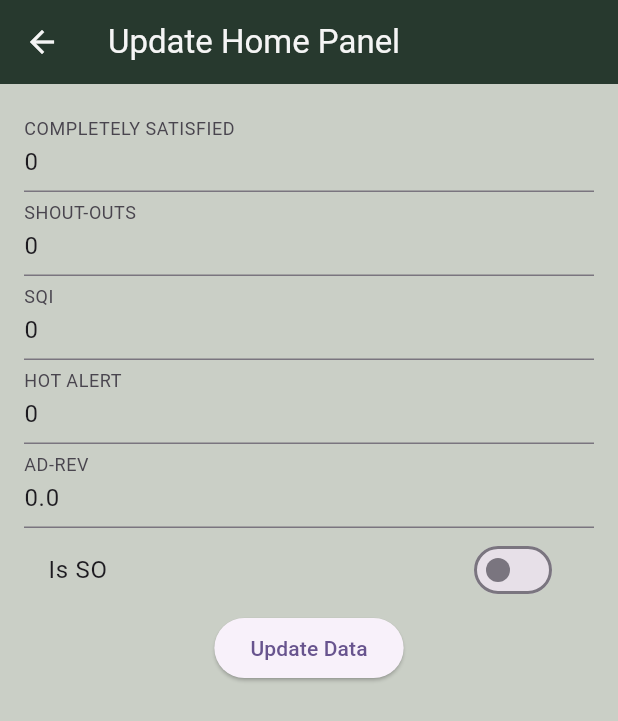
After one commit to blacknight9/ToDo, a Flutter app: the UpdateHomePanelPage screen opened directly, after a tap on "Update Data", on a phone screen of 412 x 824 dp. The commit adds this screen. Shown: the top 721 px of the screen. Run offline on Flutter 3.47's test engine with Material 3 defaults, Android fonts, the phone set to English and light mode, and no system bars; our stand-ins replace calendar_view, cloud_firestore, firebase_core, get, syncfusion_flutter_calendar; accounts and stored records are empty.

Commit message:
working on ui and home panel

```diff
--- a/lib/constants/appConstants.dart
+++ b/lib/constants/appConstants.dart
@@ -23,7 +23,7 @@ String? getRandomId(int? length) {
   var values = List<int>.generate(length!, (index) => random.nextInt(255));
   return base64UrlEncode(values);
 }
-final format = intl.DateFormat.yMMMd();
+final format = intl.DateFormat.yMMMMEEEEd();
 final format2 = intl.DateFormat.jm();
 
 bool isRTL(String text) {
--- a/lib/controllers/HomeController.dart
+++ b/lib/controllers/HomeController.dart
@@ -1,19 +1,96 @@
+import 'dart:developer';
+
 import 'package:cloud_firestore/cloud_firestore.dart';
 import 'package:ent5m/constants/appConstants.dart';
 import 'package:ent5m/models/HomePanelModel.dart';
+import 'package:ent5m/services/firebase_services.dart';
+import 'package:flutter/cupertino.dart';
 import 'package:get/get.dart';
 
 class HomeController extends GetxController {
   var title = ''.obs;
   var message = ''.obs;
   var isPinned = false.obs;
+  RxInt so = 0.obs;
+  RxInt cs = 0.obs;
+  RxDouble addRev = 0.0.obs;
+  RxInt hotAlert = 0.obs;
+  RxInt sqi = 0.obs;
+  RxBool isSo = false.obs;
+  final TextEditingController soController = TextEditingController();
+  final TextEditingController csController = TextEditingController();
+  final TextEditingController addRevController = TextEditingController();
+  final TextEditingController hotAlertController = TextEditingController();
+  final TextEditingController sqiController = TextEditingController();
+
+ late Stream<QuerySnapshot>pinnedStream;
+ late Stream<QuerySnapshot>notesStream;
+
+
+
+  @override
+  onInit() {
+    super.onInit();
+    getHomePanelData();
+    pinnedStream = FirebaseFirestore.instance
+        .collection('notes')
+        .orderBy('timeStamp', descending: true)
+        .limit(1)
+        .snapshots();
+    notesStream = FirebaseFirestore.instance
+        .collection('notes')
+        .orderBy('timeStamp', descending: true)
+        .snapshots();
+
+  }
+
+  Future<void> updateHomePanelData() async {
+    try {
+      await FirebaseFirestore.instance.collection('homePanel').doc('homePanel').update({
+        'so': int.parse(soController.text),
+        'cs': int.parse(csController.text),
+        'addRev': double.parse(addRevController.text),
+        'hotAlert': int.parse(hotAlertController.text),
+        'sqi': int.parse(sqiController.text),
+
+      });
+      // Get.snackbar('Success', 'Data updated successfully');
+    } catch (e) {
+      // Get.snackbar('Error', 'Failed to update data');
+      print(e);
+    }
+  }
+
+  void getHomePanelData() {
+    CollectionRef.path(path: 'homePanel').doc('homePanel').snapshots().listen((event) {
+      var data = event.data() as Map<String, dynamic>;
+      cs.value = data['cs'];
+      addRev.value = data['addRev'];
+      sqi.value = data['sqi'];
+      so.value = data['so'];
+      hotAlert.value = data['hotAlert'];
+      isSo.value = data['isSo'];
+    });
+  }
 
 
 
   Future<void> addNote() async {
     try {
-      CollectionReference notes =
-          FirebaseFirestore.instance.collection('homePanel');
+      CollectionReference notes = FirebaseFirestore.instance.collection('notes');
+
+      // If the new note is pinned, unpin all other notes first
+      if (isPinned.value == true) {
+        // Get all pinned notes
+        QuerySnapshot querySnapshot = await notes.where('isPinned', isEqualTo: true).get();
+
+        // Iterate and update each pinned note to be unpinned
+        for (var doc in querySnapshot.docs) {
+          await notes.doc(doc.id).update({'isPinned': false});
+        }
+      }
+
+      // Add the new note
       await notes.add(HomePanelModel(
           title: title.value,
           message: message.value,
@@ -23,6 +100,7 @@ class HomeController extends GetxController {
           type: 'note',
           userName: 'userName')
           .toJson());
+
       // Reset fields after saving
       title.value = '';
       message.value = '';
@@ -31,4 +109,7 @@ class HomeController extends GetxController {
       print(e);
     }
   }
+
+
+
 }
--- /dev/null
+++ b/lib/views/Home/UpdateHomePanelPage.dart
@@ -0,0 +1,77 @@
+import 'package:flutter/material.dart';
+import 'package:get/get.dart';
+
+import '../../controllers/HomeController.dart';
+
+class UpdateHomePanelPage extends StatelessWidget {
+  final HomeController homeController = Get.find<HomeController>();
+
+
+
+  UpdateHomePanelPage({Key? key}) : super(key: key) {
+    // Initialize controllers with current values from HomeController
+    homeController.soController.text = homeController.so.value.toString();
+    homeController.csController.text = homeController.cs.value.toString();
+    homeController.addRevController.text = homeController.addRev.value.toString();
+    homeController.hotAlertController.text = homeController.hotAlert.value.toString();
+    homeController. sqiController.text = homeController.sqi.value.toString();
+  }
+
+  @override
+  Widget build(BuildContext context) {
+    return Scaffold(
+      appBar: AppBar(
+        title: Text('Update Home Panel'),
+      ),
+      body: Padding(
+        padding: EdgeInsets.all(16.0),
+        child: Column(
+          children: [
+            TextField(
+              controller: homeController.csController,
+              decoration: const InputDecoration(labelText: 'COMPLETELY SATISFIED'),
+              keyboardType: TextInputType.number,
+            ),
+            TextField(
+              controller: homeController.soController,
+              decoration: const InputDecoration(labelText: 'SHOUT-OUTS'),
+              keyboardType: TextInputType.number,
+            ),
+            TextField(
+              controller: homeController.sqiController,
+              decoration: const InputDecoration(labelText: 'SQI'),
+              keyboardType: TextInputType.number,
+            ),
+            TextField(
+              controller: homeController.hotAlertController,
+              decoration: const InputDecoration(labelText: 'HOT ALERT'),
+              keyboardType: TextInputType.number,
+            ),
+            TextField(
+              controller: homeController.addRevController,
+              decoration: const InputDecoration(labelText: 'AD-REV'),
+              keyboardType: TextInputType.number,
+            ),
+            // ... Other text fields with their respective controllers ...
+            SwitchListTile(
+              title: Text('Is SO'),
+              value: homeController.isSo.value,
+              onChanged: (bool value) => homeController.isSo.value = value,
+            ),
+            ElevatedButton(
+              onPressed: () {
+                // Update the HomeController values
+                homeController.so.value = int.tryParse(homeController.soController.text) ?? 0;
+                // ... Update other HomeController values similarly ...
+
+                // Call the method to update Firestore
+                homeController.updateHomePanelData();
+              },
+              child: const Text('Update Data'),
+            ),
+          ],
+        ),
+      ),
+    );
+  }
+}
--- a/lib/views/NotesPage.dart
+++ b/lib/views/NotesPage.dart
@@ -1,85 +1,154 @@
+import 'package:cloud_firestore/cloud_firestore.dart';
+import 'package:flutter/material.dart';
+import 'package:get/get.dart';
+import 'package:ent5m/constants/appConstants.dart';
+import 'package:ent5m/controllers/HomeController.dart';
+import 'package:ent5m/models/HomePanelModel.dart';
+import 'package:ent5m/views/Home/AddNotePage.dart';
+import 'package:ent5m/views/ResponsiveMaxWidthContainer.dart';
+import 'package:ent5m/views/Widgets/MyExpansionTile.dart';
 
-import 'package:cloud_firestore/cloud_firestore.dart';
-import 'package:ent5m/constants/appConstants.dart';
-import 'package:ent5m/models/HomePanelModel.dart';
-import 'package:ent5m/views/ResponsiveMaxWidthContainer.dart';
-import 'package:flutter/material.dart';
-
-import '../../constants/Colors.dart';
+import '../constants/Colors.dart';
 
 class NotesPage extends StatelessWidget {
-
   const NotesPage({super.key});
 
   @override
   Widget build(BuildContext context) {
+    HomeController homeController = Get.put(HomeController());
 
-    return Scaffold(
-      appBar: AppBar(title: const Text('NOTES'),),
-      body: StreamBuilder<QuerySnapshot>(
+    return StreamBuilder<QuerySnapshot>(
       stream: FirebaseFirestore.instance
-              .collection('homePanel')
+          .collection('notes')
           .orderBy('timeStamp', descending: true)
           .snapshots(),
-
-          builder: (context,snapshot) {
-            if(snapshot.hasError) {
-              print(snapshot.error);
+      builder: (context, snapshot) {
+        if (snapshot.hasError) {
+          return Text('Error: ${snapshot.error}');
         }
-            if(snapshot.connectionState == ConnectionState.waiting) {
+        if (snapshot.connectionState == ConnectionState.waiting) {
           return const Text('');
         }
+        if (!snapshot.hasData || snapshot.data!.docs.isEmpty) {
+          return Column(
+            mainAxisAlignment: MainAxisAlignment.center,
+            children: [
+              IconButton(
+                onPressed: () {
+                  Get.bottomSheet(AddNotePage());
+                },
+                icon: const Icon(
+                  Icons.add_circle,
+                  size: 60,
+                ),
+                color: appBarColor,
+              ),
+              const SizedBox(height: 20),
+              const Text('Add note'),
+            ],
+          );
+        }
+
+        // Separate pinned and unpinned notes
+        List<DocumentSnapshot> pinnedNotes = [];
+        List<DocumentSnapshot> unpinnedNotes = [];
+        for (var doc in snapshot.data!.docs) {
+          if (doc['isPinned'] == true && pinnedNotes.isEmpty) {
+            pinnedNotes.add(doc);
+          } else {
+            unpinnedNotes.add(doc);
+          }
+        }
+
+        // Combine them with pinned notes first
+        List<DocumentSnapshot> combinedNotes = [...pinnedNotes, ...unpinnedNotes];
 
         return ResponsiveMaxWidthContainer(
           child: ListView.builder(
-                  itemCount: snapshot.data!.docs.length,
-                  itemBuilder: (context, index){
-                    var data = snapshot.data!.docs[index];
-                    print(data);
-
-                    HomePanelModel homePanelModel = HomePanelModel.fromJson(data.data() as Map<String,dynamic>);
-                    return Padding(
-                      padding: const EdgeInsets.all(1.0),
-                      child: Card(
-                        elevation: 0,
-                        shape: RoundedRectangleBorder(
-                          borderRadius: BorderRadius.circular(15),
-                        ),
-                        clipBehavior: Clip.antiAlias,
-                        margin: EdgeInsets.zero,
-
-                        child: ExpansionTile(
-                          tilePadding: const EdgeInsets.fromLTRB(5, 1, 5, 1),
-                          collapsedBackgroundColor: homePanelModel.type == 'note' ? myNoteTileColor : Colors.transparent,
-                          backgroundColor: myPrimaryAccent,
-                          // collapsedBackgroundColor: Colors.green.shade600,
-                          // collapsedIconColor: Colors.red,
-                          leading:  CircleAvatar(backgroundImage: NetworkImage(homePanelModel.dp),),
-                          shape: RoundedRectangleBorder(
-                            borderRadius: BorderRadius.circular(15),
-                          ),
-                          title: Row(
-                            children: [
-                              Text('${homePanelModel.userName}: ',style: const TextStyle(fontWeight: FontWeight.bold),),
-                              Text(homePanelModel.title ,overflow: TextOverflow.ellipsis,),
-                            ],
-                          ),
-                          subtitle: Text(format.format(homePanelModel.timeStamp)),
-                          children: [
-                            Padding(
-                              padding: const EdgeInsets.all(8.0),
-                              child: Text(homePanelModel.message),
-                            )
-                          ],
-                        ),
+            itemCount: combinedNotes.length,
+            itemBuilder: (context, index) {
+              var data = combinedNotes[index];
+              HomePanelModel homePanelModel = HomePanelModel.fromJson(data.data() as Map<String, dynamic>);
+              return MyExpansionTile(homePanelModel: homePanelModel);
+            },
           ),
         );
-
-                  }),
-            );
-
-          }
-      ),
+      },
     );
   }
 }
+
+
+// import 'package:cloud_firestore/cloud_firestore.dart';
+// import 'package:ent5m/constants/appConstants.dart';
+// import 'package:ent5m/controllers/HomeController.dart';
+// import 'package:ent5m/models/HomePanelModel.dart';
+// import 'package:ent5m/views/Home/AddNotePage.dart';
+// import 'package:ent5m/views/ResponsiveMaxWidthContainer.dart';
+// import 'package:ent5m/views/Widgets/MyExpansionTile.dart';
+// import 'package:flutter/material.dart';
+// import 'package:get/get.dart';
+//
+// import '../../constants/Colors.dart';
+//
+// class NotesPage extends StatelessWidget {
+//   const NotesPage({super.key});
+//
+//   @override
+//   Widget build(BuildContext context) {
+//     HomeController homeController = Get.put(HomeController());
+//
+//     return StreamBuilder<QuerySnapshot>(
+//         stream: FirebaseFirestore.instance
+//             .collection('notes')
+//             .orderBy('timeStamp', descending: true)
+//             .snapshots(),
+//         builder: (context, snapshot) {
+//           if (snapshot.hasError) {
+//             print(snapshot.error);
+//           }
+//           if (snapshot.connectionState == ConnectionState.waiting) {
+//             return const Text('');
+//           }
+//           if (!snapshot.hasData || snapshot.data!.docs.isEmpty) {
+//             return Column(
+//               mainAxisAlignment: MainAxisAlignment.center,
+//               children: [
+//                 IconButton(
+//                   onPressed: () {
+//                     Get.bottomSheet(AddNotePage());
+//                   },
+//                   icon: Icon(
+//                     Icons.add_circle,
+//                     size: 60,
+//                   ),
+//                   color: appBarColor,
+//                 ),
+//                 SizedBox(
+//                   height: 20,
+//                 ),
+//                 Text('Add note'),
+//               ],
+//             );
+//           }
+//
+//           return ResponsiveMaxWidthContainer(
+//             child: ListView.builder(
+//                 itemCount: snapshot.data!.docs.length,
+//                 itemBuilder: (context, index) {
+//                   var data = snapshot.data!.docs[index];
+//                   print(data);
+//
+//                   HomePanelModel homePanelModel = HomePanelModel.fromJson(
+//                       data.data() as Map<String, dynamic>);
+//                   return Column(
+//                     children: [
+//
+//                       MyExpansionTile(homePanelModel: homePanelModel),
+//                     ],
+//                   );
+//                 }),
+//           );
+//         });
+//   }
+// }
```
Also changed, not shown: lib/models/HomeList.dart (+3 -17 lines), lib/views/Home/HomePage.dart (+16 -41 lines), lib/views/Home/HomePanel.dart (+127 -64 lines), lib/views/MenuPage/MenuPage.dart (added, +47 -0 lines), lib/views/Widgets/MyExpansionTile.dart (added, +60 -0 lines). Lines whose indentation alone changed are shown as unchanged.
